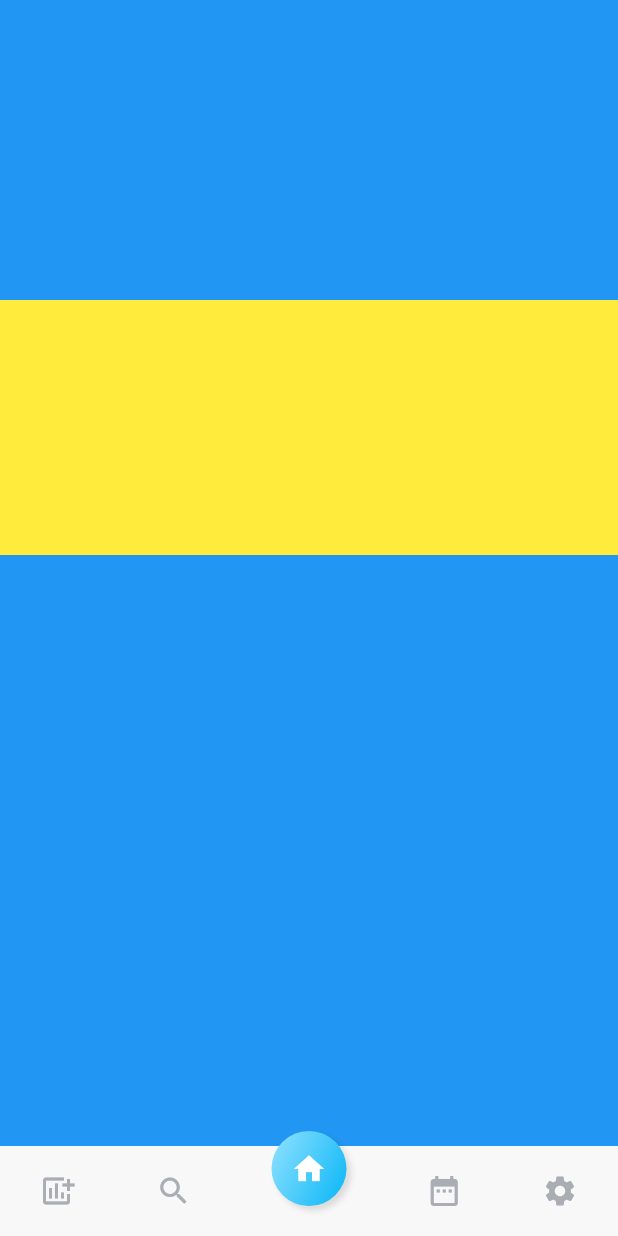
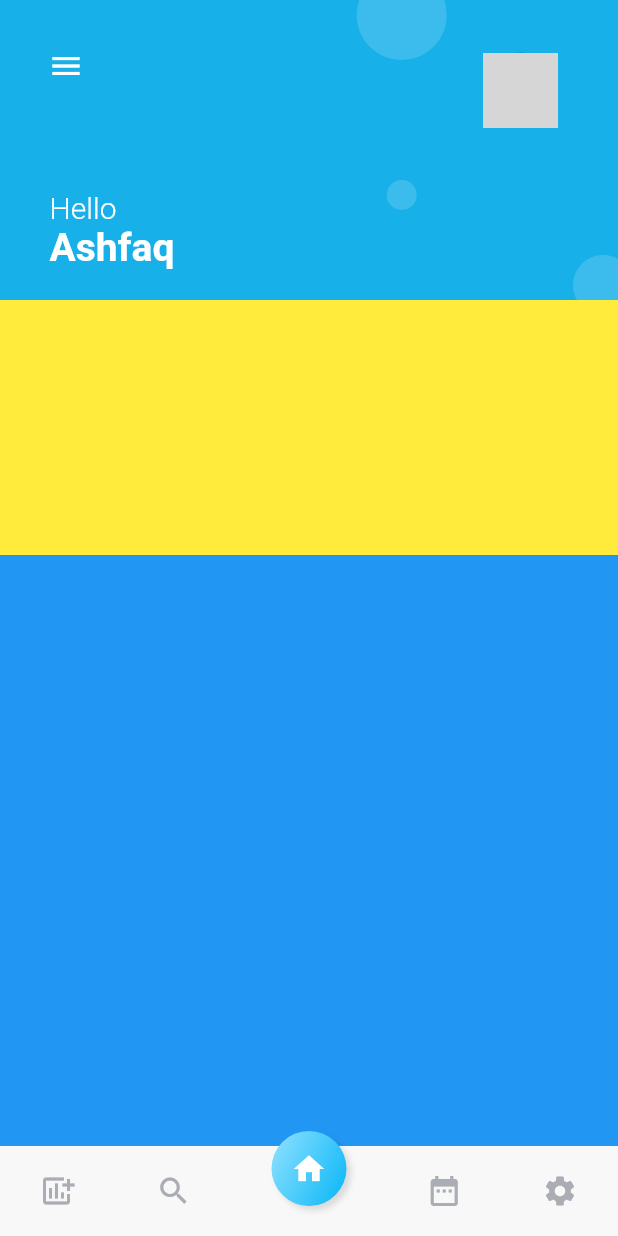
Before and after one commit to aacfahim/fitness_tracker, a Flutter app: the screen it shows after launch, on a phone screen of 412 x 824 dp. Run offline on Flutter 3.47's test engine with Material 2 defaults, Android fonts, the phone set to English and light mode, and no system bars; grey boxes are pictures that could not be loaded.

Commit message:
header design

```diff
--- a/lib/main.dart
+++ b/lib/main.dart
@@ -1,4 +1,4 @@
-import 'package:fitness_app/pages/details/widgets/details.dart';
+import 'package:fitness_app/pages/details/details.dart';
 import 'package:fitness_app/pages/home/home.dart';
 import 'package:flutter/material.dart';
 import 'package:flutter/services.dart';
--- a/lib/pages/details/widgets/details.dart
+++ b/lib/pages/details/details.dart
@@ -5,7 +5,7 @@ import 'package:fitness_app/pages/details/widgets/stats.dart';
 import 'package:fitness_app/pages/details/widgets/steps.dart';
 import 'package:flutter/material.dart';
 
-import '../../../widgets/bottom_navigation.dart';
+import '../../widgets/bottom_navigation.dart';
 
 class DetailsPage extends StatelessWidget {
   const DetailsPage({Key? key}) : super(key: key);
--- a/lib/pages/home/header.dart
+++ /dev/null
@@ -1,14 +0,0 @@
-import 'package:flutter/material.dart';
-
-class AppHeader extends StatelessWidget {
-  const AppHeader({Key? key}) : super(key: key);
-
-  @override
-  Widget build(BuildContext context) {
-    return Container(
-      width: double.infinity,
-      height: 200,
-      color: Colors.blue,
-    );
-  }
-}
--- a/lib/pages/home/home.dart
+++ b/lib/pages/home/home.dart
@@ -1,4 +1,4 @@
-import 'package:fitness_app/pages/home/header.dart';
+import 'package:fitness_app/pages/home/widgets/header.dart';
 import 'package:fitness_app/pages/home/widgets/activity.dart';
 import 'package:fitness_app/pages/home/widgets/current.dart';
 import 'package:flutter/material.dart';
--- a/lib/pages/home/widgets/header.dart
+++ b/lib/pages/home/widgets/header.dart
@@ -5,10 +5,83 @@ class AppHeader extends StatelessWidget {
 
   @override
   Widget build(BuildContext context) {
-    return Container(
+    return SizedBox(
       width: double.infinity,
       height: 200,
-      color: Colors.blue,
+      child: Stack(
+        children: [
+          CustomPaint(
+            painter: HeaderPainter(),
+            size: Size(double.infinity, 200),
+          ),
+          Positioned(
+            top: 20,
+            left: 20,
+            child: IconButton(
+              onPressed: () {},
+              icon: Icon(
+                Icons.menu,
+                color: Colors.white,
+              ),
+            ),
+          ),
+          Positioned(
+            top: 35,
+            right: 40,
+            child: CircleAvatar(
+              minRadius: 25,
+              maxRadius: 25,
+              foregroundImage: AssetImage('./assets/profile.png'),
+            ),
+          ),
+          Positioned(
+            left: 33,
+            bottom: 20,
+            child: Column(
+              crossAxisAlignment: CrossAxisAlignment.start,
+              children: [
+                Text(
+                  'Hello',
+                  style: TextStyle(
+                    color: Colors.white,
+                    fontWeight: FontWeight.w300,
+                    fontSize: 20,
+                  ),
+                ),
+                Text(
+                  'Ashfaq',
+                  style: TextStyle(
+                    color: Colors.white,
+                    fontWeight: FontWeight.bold,
+                    fontSize: 26,
+                  ),
+                ),
+              ],
+            ),
+          ),
+        ],
+      ),
     );
   }
 }
+
+class HeaderPainter extends CustomPainter {
+  @override
+  void paint(Canvas canvas, Size size) {
+    Paint backColor = Paint()..color = Color(0xff18b0e8);
+    Paint circles = Paint()..color = Colors.white.withAlpha(40);
+    canvas.drawRect(
+        Rect.fromPoints(
+          Offset(0, 0),
+          Offset(size.width, size.height),
+        ),
+        backColor);
+
+    canvas.drawCircle(Offset(size.width * .65, 10), 30, circles);
+    canvas.drawCircle(Offset(size.width * .65, 130), 10, circles);
+    canvas.drawCircle(Offset(size.width - 10, size.height - 10), 20, circles);
+  }
+
+  @override
+  bool shouldRepaint(covariant CustomPainter oldDelegate) => false;
+}
--- a/pubspec.yaml
+++ b/pubspec.yaml
@@ -56,8 +56,8 @@ flutter:
   uses-material-design: true
 
   # To add assets to your application, add an assets section, like this:
-  # assets:
-  #   - images/a_dot_burr.jpeg
+  assets:
+    - assets/
   #   - images/a_dot_ham.jpeg
 
   # An image asset can refer to one or more resolution-specific "variants", see
```
